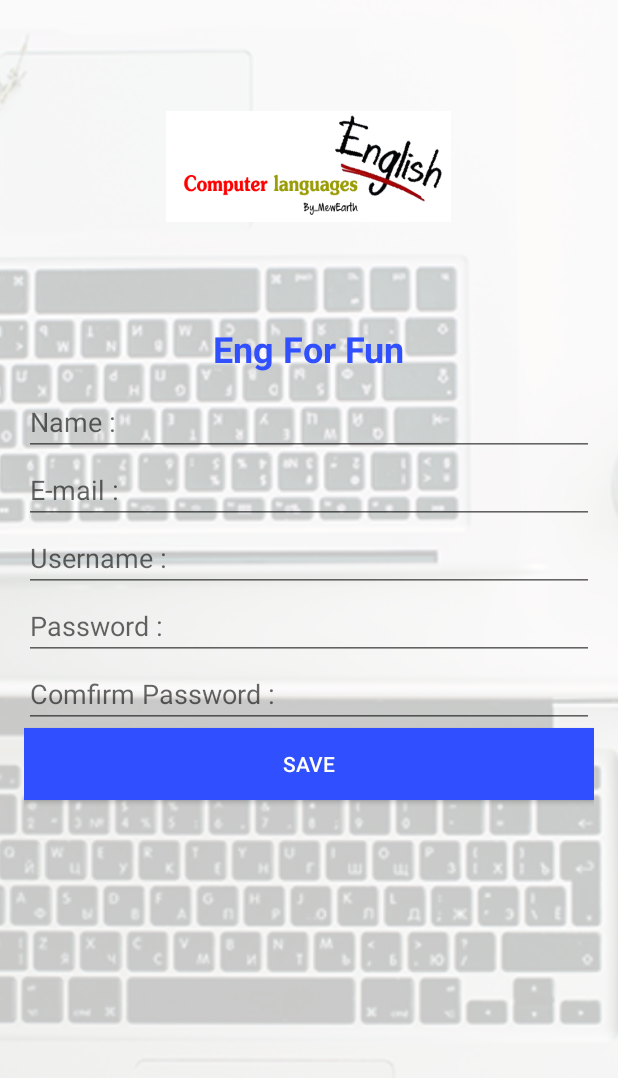
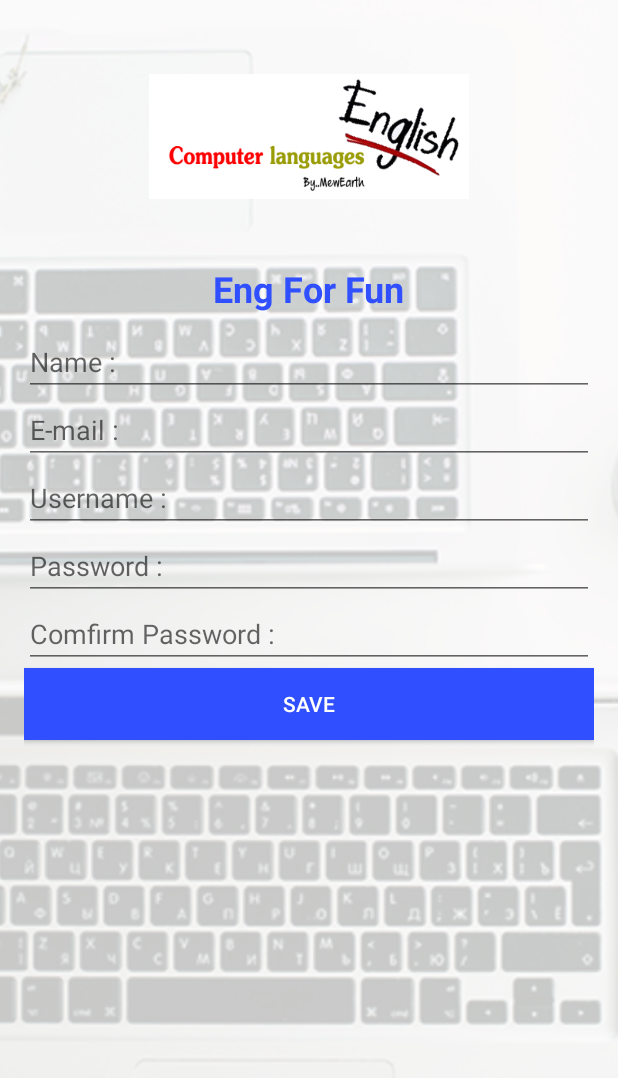
Before and after one commit to masterUNG/EngForFun, an Android app: the screen it shows after launch (MainActivity), after a tap on "New Register", on a phone screen of 412 x 824 dp. Shown: the top 1078 px of the screen. Run offline under Robolectric (Android 15) with nearby library versions, the phone set to English and light mode, and no system bars.

Commit message:
Update 5

```diff
--- a/app/src/main/res/layout/fragment_detel_head.xml
+++ b/app/src/main/res/layout/fragment_detel_head.xml
@@ -2,4 +2,5 @@
 <RelativeLayout xmlns:android="http://schemas.android.com/apk/res/android"
     android:layout_width="match_parent" android:layout_height="match_parent">
 
+
 </RelativeLayout>
--- a/app/src/main/res/layout/fragment_main.xml
+++ b/app/src/main/res/layout/fragment_main.xml
@@ -14,9 +14,9 @@
 
         <!--Logo-->
         <ImageView
-            android:src="@drawable/logo2"
-            android:layout_width="@dimen/logo"
-            android:layout_height="@dimen/logo" />
+            android:layout_width="213dp"
+            android:layout_height="@dimen/logo"
+            android:src="@drawable/logo2" />
 
         <!--App Name-->
         <TextView
--- a/app/src/main/res/layout/fragment_register.xml
+++ b/app/src/main/res/layout/fragment_register.xml
@@ -14,10 +14,10 @@
             android:layout_height="match_parent">
 
         <!--Logo-->
-        <ImageView
-            android:src="@drawable/logo2"
-            android:layout_width="@dimen/logo"
-            android:layout_height="@dimen/logo" />
+            <ImageView
+                android:layout_width="213dp"
+                android:layout_height="@dimen/logo"
+                android:src="@drawable/logo2" />
 
         <!--App Name-->
         <TextView
--- a/app/src/main/res/values/dimens.xml
+++ b/app/src/main/res/values/dimens.xml
@@ -1,6 +1,6 @@
 <?xml version="1.0" encoding="utf-8"?>
 <resources>
-    <dimen name="logo">190dp</dimen>
+    <dimen name="logo">150dp</dimen>
     <dimen name="h1">24sp</dimen>
     <dimen name="padding">16dp</dimen>
     <dimen name="content">250dp</dimen>
```
Also changed, not shown: app/src/main/res/layout/fragment_head.xml (+49 -0 lines), app/src/main/res/drawable/button1.png (added), app/src/main/res/drawable/button2.png (added), app/src/main/res/drawable/button3.png (added), app/src/main/res/drawable/button4.png (added).
